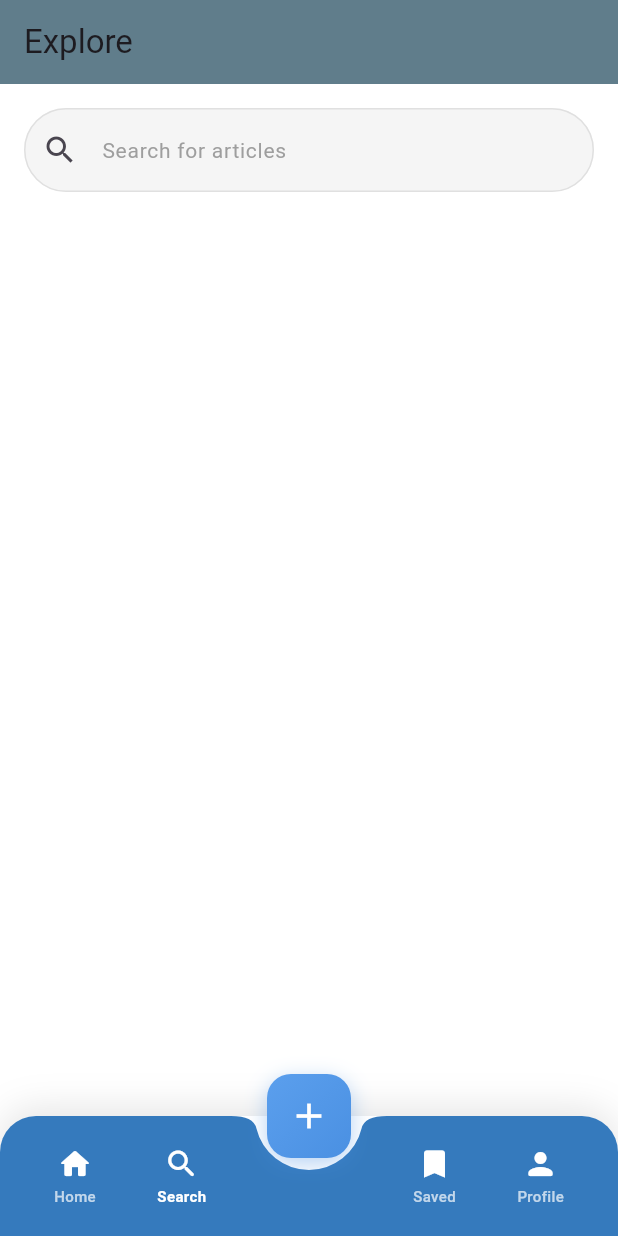
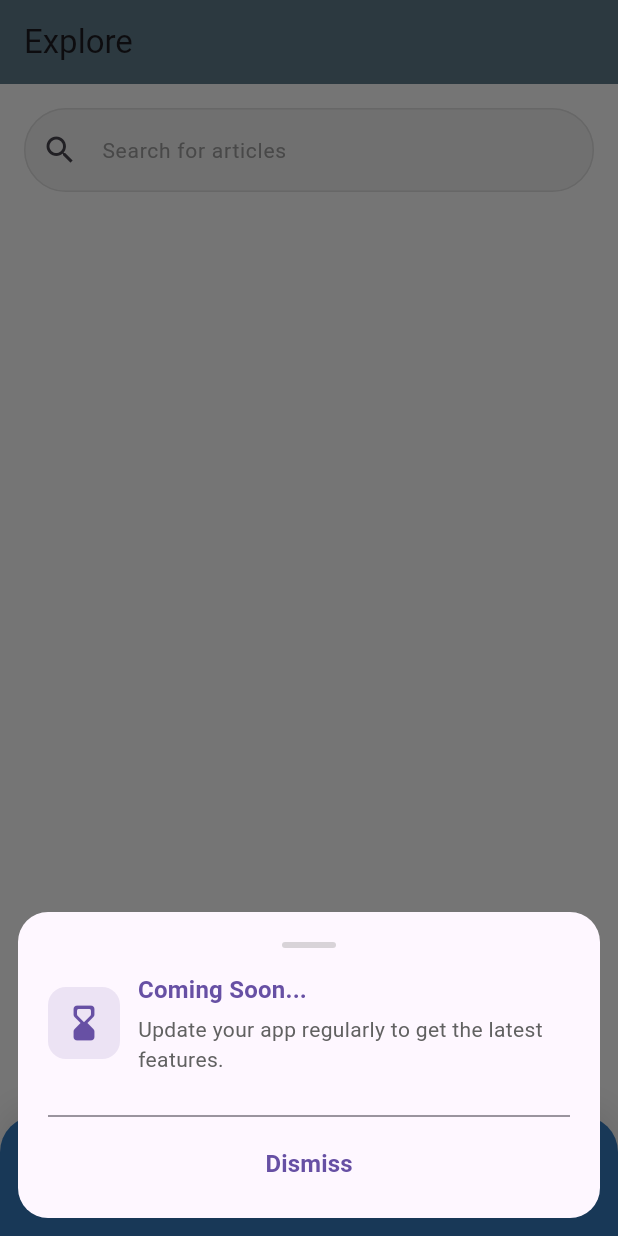
Before and after one commit to Stephenayor/writeit, a Flutter app: the MainNavigationWrapper screen opened directly with empty values, after a tap on "Home", after a tap on "Search", after a tap on "Saved", on a phone screen of 412 x 824 dp. Run offline on Flutter 3.47's test engine with Material 3 defaults, Android fonts, the phone set to English and light mode, and no system bars; our stand-ins replace cloud_firestore, firebase_auth, firebase_core, firebase_storage, flutter_markdown, flutter_riverpod and 10 more; accounts and stored records are empty; network calls fail.

Commit message:
UI fixes and features adjustment

```diff
--- /dev/null
+++ b/lib/core/utils/dialogs/app_comingsoon_sheet.dart
@@ -0,0 +1,103 @@
+import 'package:flutter/material.dart';
+
+class AppComingSoonSheet extends StatelessWidget {
+  const AppComingSoonSheet({super.key});
+
+  static Future<void> show(BuildContext context) {
+    return showModalBottomSheet(
+      context: context,
+      isScrollControlled: false,
+      useSafeArea: true,
+      backgroundColor: Colors.transparent,
+      builder: (_) => const AppComingSoonSheet(),
+    );
+  }
+
+  @override
+  Widget build(BuildContext context) {
+    final theme = Theme.of(context);
+    final primary = theme.colorScheme.primary;
+    final isDark = theme.brightness == Brightness.dark;
+
+    return Container(
+      margin: const EdgeInsets.all(12),
+      padding: const EdgeInsets.fromLTRB(20, 20, 20, 12),
+      decoration: BoxDecoration(
+        color: theme.dialogBackgroundColor,
+        borderRadius: BorderRadius.circular(20),
+      ),
+      child: Column(
+        mainAxisSize: MainAxisSize.min,
+        children: [
+          // Drag handle
+          Container(
+            width: 36,
+            height: 4,
+            margin: const EdgeInsets.only(bottom: 16),
+            decoration: BoxDecoration(
+              color: Colors.grey.withOpacity(0.4),
+              borderRadius: BorderRadius.circular(100),
+            ),
+          ),
+
+          Row(
+            children: [
+              // Icon
+              Container(
+                width: 48,
+                height: 48,
+                decoration: BoxDecoration(
+                  color: primary.withOpacity(0.12),
+                  borderRadius: BorderRadius.circular(12),
+                ),
+                child: Icon(
+                  Icons.hourglass_bottom_rounded,
+                  color: primary,
+                  size: 28,
+                ),
+              ),
+              const SizedBox(width: 12),
+
+              // Text
+              Expanded(
+                child: Column(
+                  crossAxisAlignment: CrossAxisAlignment.start,
+                  children: [
+                    Text(
+                      "Coming Soon...",
+                      style: theme.textTheme.titleMedium?.copyWith(
+                        fontWeight: FontWeight.bold,
+                        color: primary,
+                      ),
+                    ),
+                    const SizedBox(height: 4),
+                    Text(
+                      "Update your app regularly to get the latest features.",
+                      style: theme.textTheme.bodyMedium?.copyWith(
+                        color: isDark ? Colors.grey[400] : Colors.grey[700],
+                      ),
+                    ),
+                  ],
+                ),
+              ),
+            ],
+          ),
+
+          const SizedBox(height: 20),
+          Divider(color: theme.dividerColor),
+
+          SizedBox(
+            width: double.infinity,
+            child: TextButton(
+              onPressed: () => Navigator.pop(context),
+              child: const Text(
+                "Dismiss",
+                style: TextStyle(fontSize: 16, fontWeight: FontWeight.w600),
+              ),
+            ),
+          ),
+        ],
+      ),
+    );
+  }
+}
--- a/lib/navigation/main_navigation_wrapper.dart
+++ b/lib/navigation/main_navigation_wrapper.dart
@@ -1,5 +1,7 @@
 import 'package:flutter/material.dart';
 import 'package:go_router/go_router.dart';
+import 'package:writeit/core/utils/dialogs/app_comingsoon_sheet.dart';
+import 'package:writeit/core/utils/dialogs/comingsoon_dialog.dart';
 import 'package:writeit/core/utils/routes.dart';
 
 // Main wrapper widget that contains the bottom navigation
@@ -26,7 +28,7 @@ class _MainNavigationWrapperState extends State<MainNavigationWrapper> {
         context.go(Routes.searchScreen);
         break;
       case 2:
-        // context.go(Routes.savedScreen);
+        AppComingSoonSheet.show(context);
         break;
       case 3:
         context.go(Routes.profileScreen);
@@ -37,8 +39,7 @@ class _MainNavigationWrapperState extends State<MainNavigationWrapper> {
   @override
   Widget build(BuildContext context) {
     final isDark = Theme.of(context).brightness == Brightness.dark;
-
-    // determine current index based on route
+    // Determine current index based on route
     final location = GoRouterState.of(context).uri.toString();
     if (location.contains('profile')) {
       _currentIndex = 3;
--- a/lib/presentation/auth/signin/signin_screen.dart
+++ b/lib/presentation/auth/signin/signin_screen.dart
@@ -32,7 +32,7 @@ class SigninScreen extends ConsumerWidget {
         ).showSnackBar(SnackBar(content: Text(next.errorMessage!)));
       }
 
-      if (next.isSuccess && !(prev?.isSuccess ?? false)) {
+      if (next.isSuccess) {
         Future.microtask(() {
           context.go(Routes.home);
         });
--- a/pubspec.yaml
+++ b/pubspec.yaml
@@ -63,6 +63,7 @@ flutter:
      - assets/images/writing.png
      - assets/images/google.png
      - assets/images/publishing.png
+     - assets/images/hour_glass.png
 
 
 
```
Also changed, not shown: lib/core/utils/dialogs/comingsoon_dialog.dart (added, +87 -0 lines), lib/presentation/auth/signup/signup_screen.dart (+11 -13 lines), lib/presentation/auth/signup/signup_viewmodel.dart (+0 -10 lines), assets/images/hour_glass.png (added).
